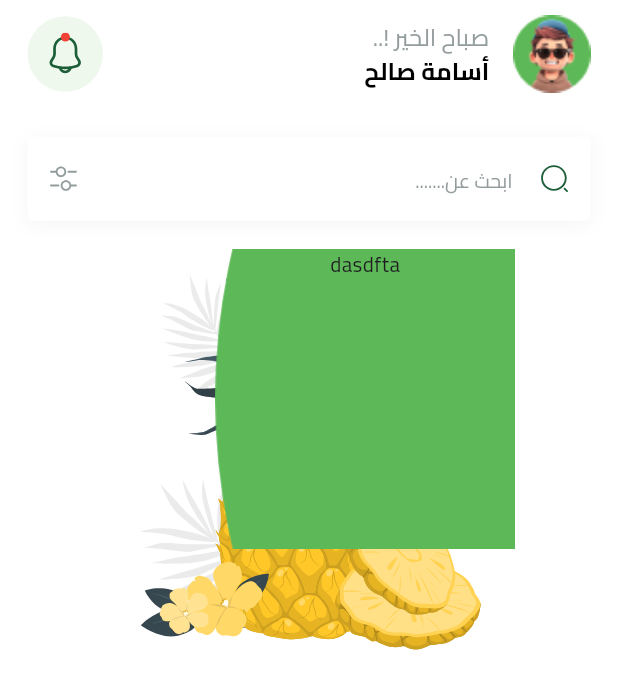
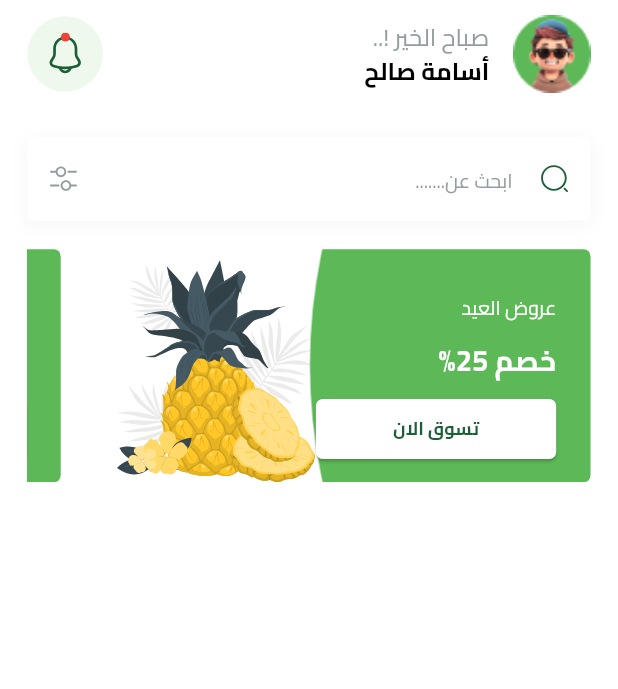
Before and after one commit to Osama-Saleh/Frutella, a Flutter app: the screen it shows after launch, on a phone screen of 412 x 824 dp. Shown: the top 689 px of the screen. Run offline on Flutter 3.47's test engine with Material 3 defaults, Android fonts, the phone set to English and light mode, and no system bars; our stand-ins replace bloc, cloud_firestore, dots_indicator, easy_localization, firebase_auth, firebase_core and 7 more; missing offline and left inert: dart_either; accounts and stored records are empty.

Commit message:
handle featers item - handle buttom feature of item

```diff
--- /dev/null
+++ b/devtools_options.yaml
@@ -0,0 +1,3 @@
+description: This file stores settings for Dart & Flutter DevTools.
+documentation: https://docs.flutter.dev/tools/devtools/extensions#configure-extension-enablement-states
+extensions:
--- /dev/null
+++ b/lib/features/home/presentation/widgets/buttom_feature_item.dart
@@ -0,0 +1,36 @@
+import 'package:flutter/material.dart';
+import 'package:flutter_screenutil/flutter_screenutil.dart';
+import 'package:fruit/core/utils/app_colors.dart';
+import 'package:fruit/core/utils/app_text_styles.dart';
+
+class ButtomFeatureItem extends StatelessWidget {
+  final String title;
+  final VoidCallback onPressed;
+  const ButtomFeatureItem({
+    super.key,
+    required this.title,
+    required this.onPressed,
+  });
+
+  @override
+  Widget build(BuildContext context) {
+    return ElevatedButton(
+      style: ElevatedButton.styleFrom(
+        backgroundColor: Colors.white,
+        shape: RoundedRectangleBorder(
+          borderRadius: BorderRadius.circular(4.r),
+        ),
+      ),
+      onPressed: onPressed,
+      child: Padding(
+        padding: EdgeInsetsDirectional.symmetric(horizontal: 24.w),
+        child: FittedBox(
+          child: Text(title,
+              style: AppTextStyles.bold13.copyWith(
+                color: AppColors.primaryColor,
+              )),
+        ),
+      ),
+    );
+  }
+}
--- a/lib/features/home/presentation/widgets/feature_item.dart
+++ b/lib/features/home/presentation/widgets/feature_item.dart
@@ -1,34 +1,77 @@
 import 'package:flutter/material.dart';
+import 'package:flutter_screenutil/flutter_screenutil.dart';
 import 'package:flutter_svg/svg.dart';
 import 'package:fruit/core/utils/app_images.dart';
 import 'package:flutter_svg_provider/flutter_svg_provider.dart' as svgProvider;
-
+import 'package:fruit/core/utils/app_text_styles.dart';
+import 'package:fruit/core/widgets/custom_elevated_button.dart';
+import 'package:fruit/features/home/presentation/widgets/buttom_feature_item.dart';
 
 class FeatureItem extends StatelessWidget {
   const FeatureItem({super.key});
 
   @override
   Widget build(BuildContext context) {
-    return Stack(
+    double isWidth = MediaQuery.of(context).size.width;
+    return AspectRatio(
+      aspectRatio: 342 / 158,
+      child: Stack(
         children: [
-       SvgPicture.asset(Assets.imagesOnBoardingFruitBasketPage2),
+          Positioned(
+              left: 0,
+              top: 0,
+              bottom: 0,
+              right: isWidth * .4,
+              child: SvgPicture.asset(
+                Assets.imagesOnBoardingFruitBasketPage2,
+              )),
           Container(
-          width: 200,
-          height: 200,
-          decoration:BoxDecoration(
+            width: isWidth * 0.5,
+            decoration: BoxDecoration(
+              borderRadius: BorderRadius.only(
+                topRight: Radius.circular(4.r),
+                bottomRight: Radius.circular(4.r),
+              ),
               image: DecorationImage(
                 image: svgProvider.Svg(Assets.imagesHomeBackgroundFeatersItem),
                 fit: BoxFit.fill,
               ),
-
-          ) ,
+            ),
+            child: Padding(
+              padding: EdgeInsets.symmetric(horizontal: 20.w),
               child: Column(
+                crossAxisAlignment: CrossAxisAlignment.start,
                 children: [
-              Text('dasdfta')
+                  SizedBox(
+                    height: 25.h,
+                  ),
+                  Text(
+                    'عروض العيد',
+                    style:
+                        AppTextStyles.regular13.copyWith(color: Colors.white),
+                  ),
+                  Spacer(),
+                  Text(
+                    'خصم 25%',
+                    style: AppTextStyles.bold19.copyWith(color: Colors.white),
+                  ),
+                  SizedBox(
+                    height: 7.h,
+                  ),
+                  ButtomFeatureItem(
+                    title: 'تسوق الان',
+                    onPressed: () {},
+                  ),
+                  Flexible(
+                      child: SizedBox(
+                    height: 29.h,
+                  )),
                 ],
               ),
             ),
+          ),
         ],
+      ),
     );
   }
 }
--- /dev/null
+++ b/lib/features/home/presentation/widgets/feature_items_list.dart
@@ -0,0 +1,22 @@
+import 'package:flutter/widgets.dart';
+import 'package:flutter_screenutil/flutter_screenutil.dart';
+import 'package:fruit/features/home/presentation/widgets/feature_item.dart';
+
+class FeatureItemsList extends StatelessWidget {
+  const FeatureItemsList({super.key});
+
+  @override
+  Widget build(BuildContext context) {
+    return Container(
+                    height: 130.h,
+                    child: ListView.separated(
+                      scrollDirection: Axis.horizontal,
+                      itemBuilder: (context, index) => FeatureItem(),
+                      separatorBuilder: (context, index) => SizedBox(
+                        width: 15.w,
+                      ),
+                      itemCount: 4,
+                    ),
+                  );
+  }
+}
--- a/lib/features/home/presentation/widgets/home_view_body.dart
+++ b/lib/features/home/presentation/widgets/home_view_body.dart
@@ -4,10 +4,11 @@ import 'package:flutter_screenutil/flutter_screenutil.dart';
 import 'package:fruit/features/home/presentation/widgets/custom_home_app_bar.dart';
 import 'package:fruit/features/home/presentation/widgets/custom_search_text_form_field.dart';
 import 'package:fruit/features/home/presentation/widgets/feature_item.dart';
+import 'package:fruit/features/home/presentation/widgets/feature_items_list.dart';
 
 class HomeViewBody extends StatelessWidget {
-   HomeViewBody({super.key});
-final TextEditingController? controller = TextEditingController();
+  HomeViewBody({super.key});
+  final TextEditingController? controller = TextEditingController();
   @override
   Widget build(BuildContext context) {
     return CustomScrollView(
@@ -19,13 +20,13 @@ final TextEditingController? controller = TextEditingController();
               spacing: 16.h,
               children: [
                 CustomHomeAppBar(),
-                CustomSearchTextFormField(controller: controller, hintText: 'ابحث عن.......'),
-                FeatureItem(),
-
+                CustomSearchTextFormField(
+                    controller: controller, hintText: 'ابحث عن.......'),
+                FeatureItemsList(),
               ],
             ),
           ),
-        )
+        ),
       ],
     );
   }
```
Lines whose indentation alone changed are shown as unchanged.
